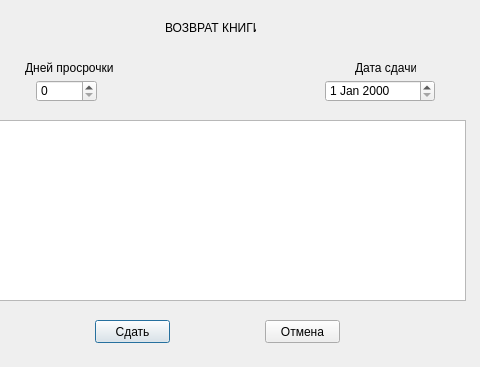
First picture: the form in return_book/return_book.ui, repository vladislavvasyukov/library, before the edit; both pictures show x 155 to 635 and y 0 to 367 of the 736 by 367 pixel window.
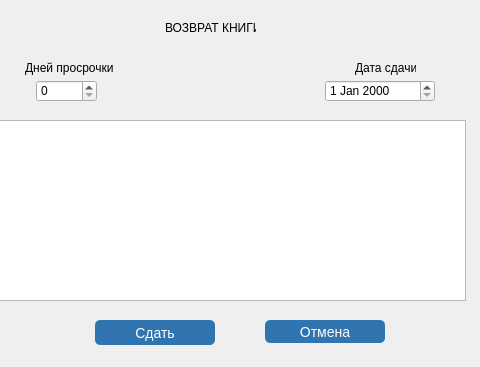
Second picture: the form after the edit.

What changed in the file:
```diff
--- a/return_book/return_book.ui
+++ b/return_book/return_book.ui
@@ -41,10 +41,17 @@
     <rect>
      <x>250</x>
      <y>320</y>
-     <width>75</width>
-     <height>23</height>
+     <width>120</width>
+     <height>25</height>
     </rect>
    </property>
+   <property name="styleSheet">
+    <string notr="true">color: #fff;
+text-decoration: none; 
+background-color: #3175b0;
+font-size: 14px;
+border-radius: 5px;</string>
+   </property>
    <property name="text">
     <string>Сдать</string>
    </property>
@@ -54,10 +61,17 @@
     <rect>
      <x>420</x>
      <y>320</y>
-     <width>75</width>
+     <width>120</width>
      <height>23</height>
     </rect>
    </property>
+   <property name="styleSheet">
+    <string notr="true">color: #fff;
+text-decoration: none; 
+background-color: #3175b0;
+font-size: 14px;
+border-radius: 5px;</string>
+   </property>
    <property name="text">
     <string>Отмена</string>
    </property>
```
